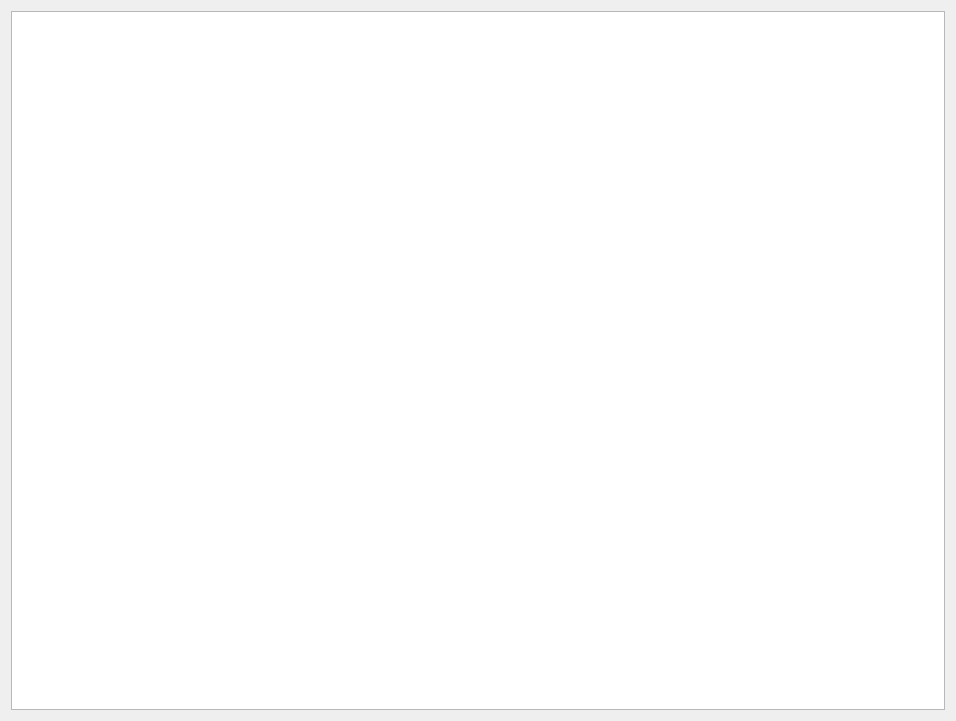
This is FinalMkFinal/printwindow.ui in Enjoyer14/OP_FullForm as Qt 5 draws it before an edit. The edited form follows.
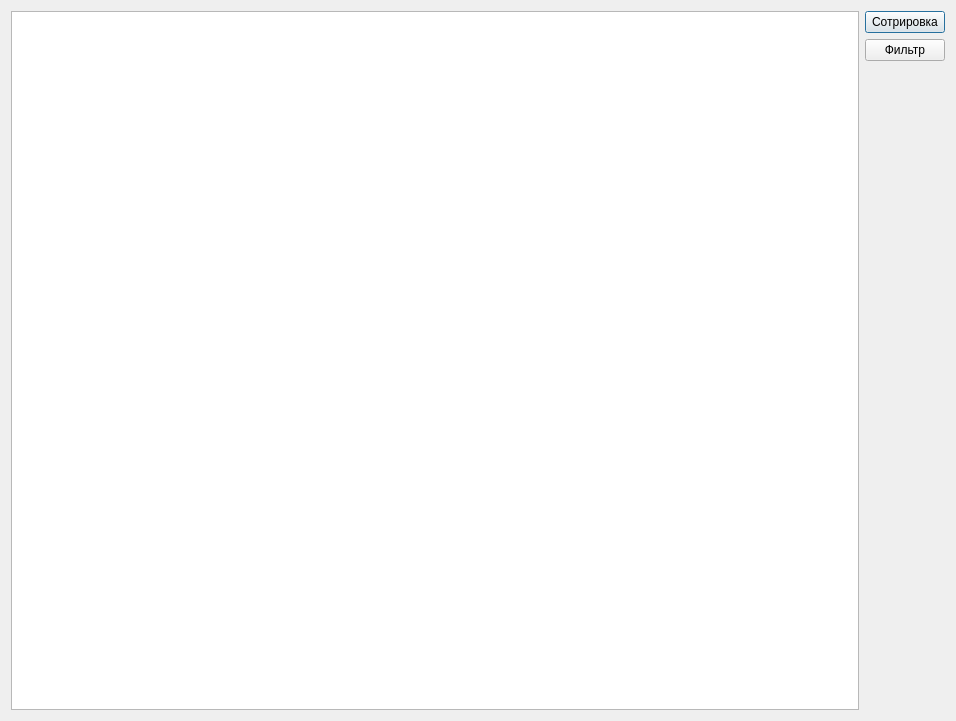
This is the edited form.

```diff
--- a/FinalMkFinal/printwindow.ui
+++ b/FinalMkFinal/printwindow.ui
@@ -17,6 +17,37 @@
    <item row="0" column="0">
     <widget class="QTableView" name="tableView"/>
    </item>
+   <item row="0" column="1">
+    <layout class="QVBoxLayout" name="verticalLayout">
+     <item>
+      <widget class="QPushButton" name="btn_Sort">
+       <property name="text">
+        <string>Сотрировка</string>
+       </property>
+      </widget>
+     </item>
+     <item>
+      <widget class="QPushButton" name="btn_Search">
+       <property name="text">
+        <string>Фильтр</string>
+       </property>
+      </widget>
+     </item>
+     <item>
+      <spacer name="verticalSpacer">
+       <property name="orientation">
+        <enum>Qt::Vertical</enum>
+       </property>
+       <property name="sizeHint" stdset="0">
+        <size>
+         <width>20</width>
+         <height>40</height>
+        </size>
+       </property>
+      </spacer>
+     </item>
+    </layout>
+   </item>
   </layout>
  </widget>
  <resources/>
```
